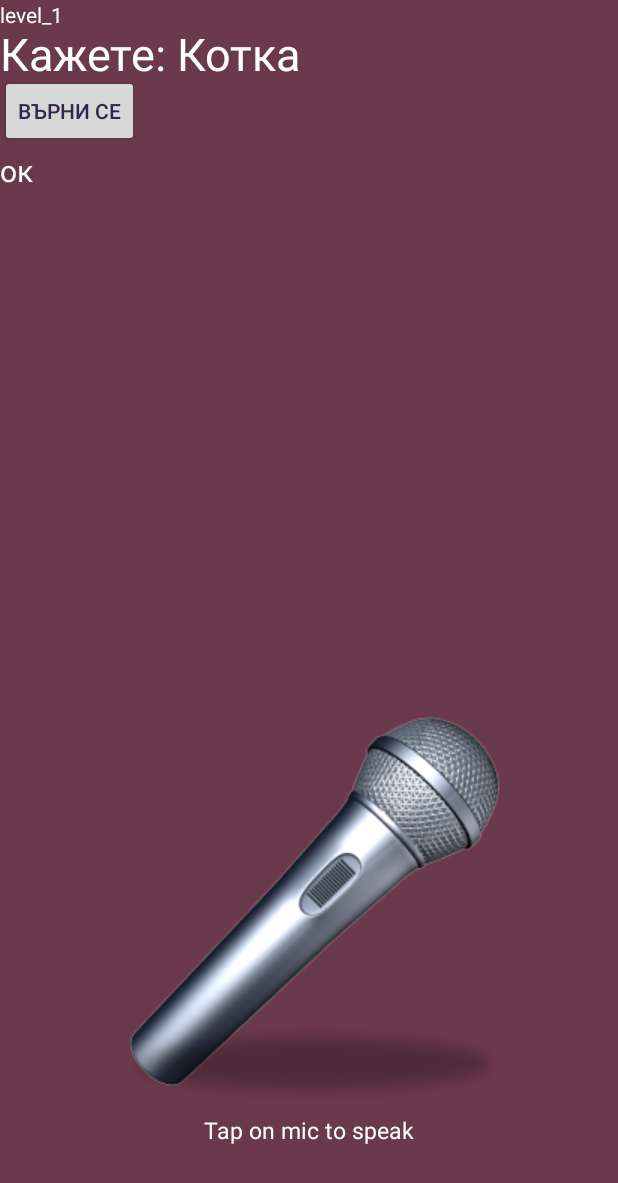
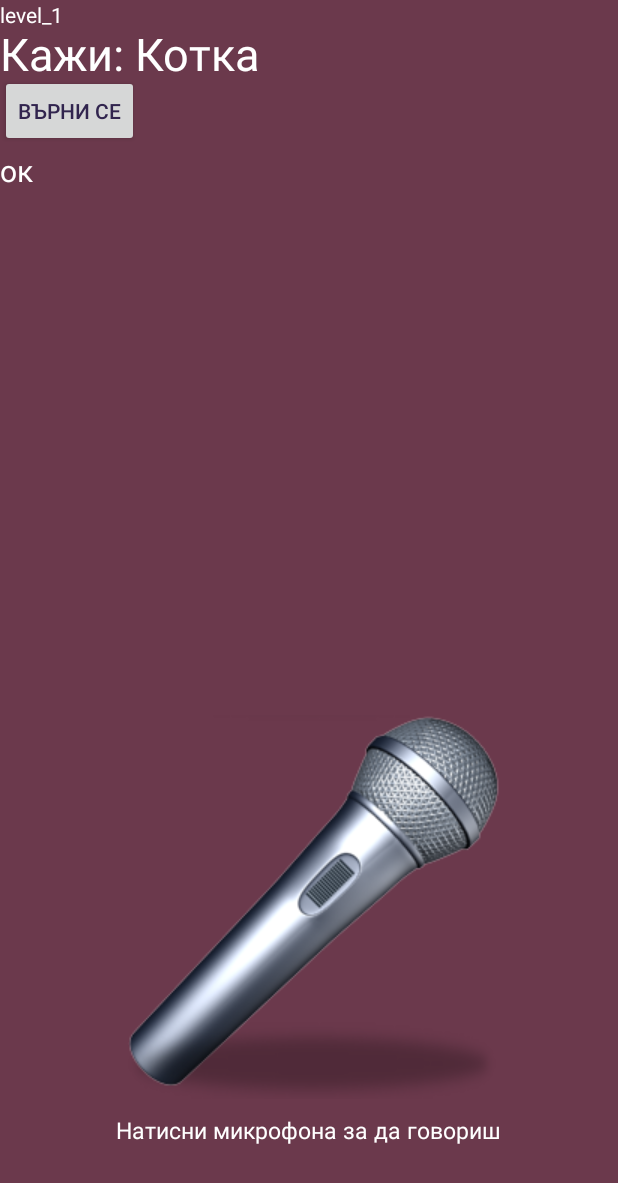
Before and after one commit to TeoDimitrov/Bukvar, an Android app: the LevelManager screen opened directly, with no data from a screen before it, on a phone screen of 412 x 824 dp. Shown: the top 1183 px of the screen. Run offline under Robolectric (Android 15) with nearby library versions, the phone set to English and light mode, and no system bars.

Commit message:
Min SDK change and string text change

```diff
--- a/app/build.gradle
+++ b/app/build.gradle
@@ -6,7 +6,7 @@
 
     defaultConfig {
         applicationId "cyril_and_methodius.bukvar"
-        minSdkVersion 23
+        minSdkVersion 10
         targetSdkVersion 23
         versionCode 1
         versionName "1.0"
--- a/app/src/main/res/layout/level_1_test.xml
+++ b/app/src/main/res/layout/level_1_test.xml
@@ -15,7 +15,7 @@
         android:layout_width="wrap_content"
         android:layout_height="wrap_content"
         android:layout_marginTop="15dp"
-        android:text="Кажете: Котка"
+        android:text="Кажи: Котка"
         android:textSize="30dp"
         android:textColor="@color/white"/>
 
--- a/app/src/main/res/values/strings.xml
+++ b/app/src/main/res/values/strings.xml
@@ -1,7 +1,7 @@
 <resources>
-    <string name="app_name">Bukvar</string>
-    <string name="action_settings">Settings</string>
-    <string name="speech_prompt">Say something&#8230;</string>
-    <string name="speech_not_supported">Sorry! Your device doesn\'t support speech input</string>
-    <string name="tap_on_mic">Tap on mic to speak</string>
+    <string name="app_name">Буквар</string>
+    <string name="action_settings">Настройки</string>
+    <string name="speech_prompt">Говори сега!&#8230;</string>
+    <string name="speech_not_supported">За съжаление устройстрото не поддържа гласово въвеждане!</string>
+    <string name="tap_on_mic">Натисни микрофона за да говориш</string>
 </resources>
```
Also changed, not shown: app/src/main/res/mipmap-hdpi/ic_launcher.png, app/src/main/res/mipmap-mdpi/ic_launcher.png, app/src/main/res/mipmap-xhdpi/ic_launcher.png, app/src/main/res/mipmap-xxhdpi/ic_launcher.png, app/src/main/res/mipmap-xxxhdpi/ic_launcher.png.
